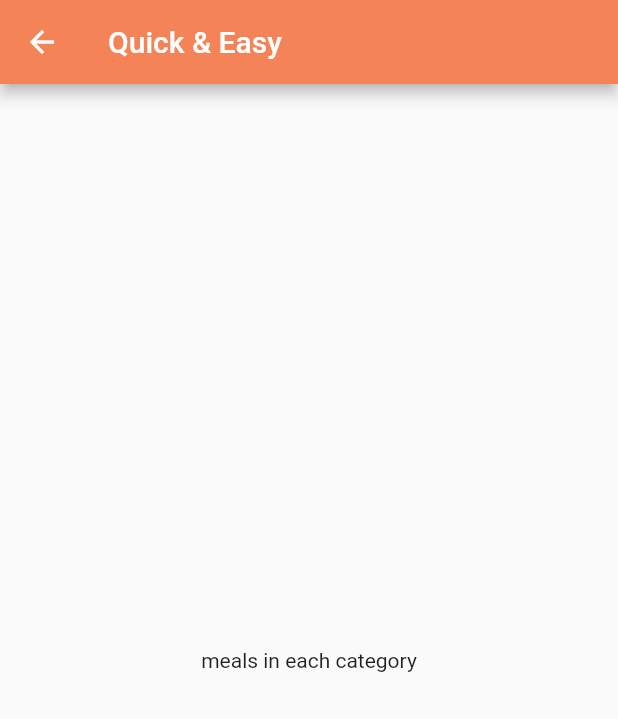
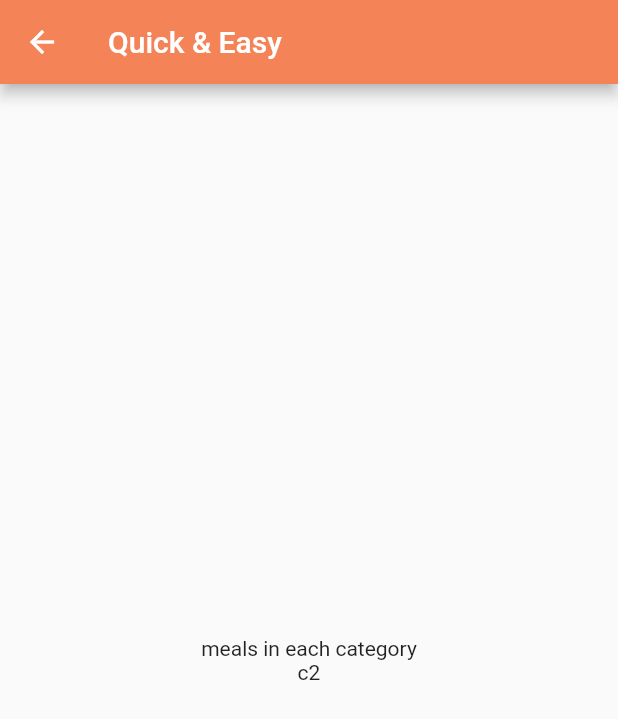
Before and after one commit to kaibalyajena/MAKOLICOUS, a Flutter app: the screen it shows after launch, after a tap on "Quick & Easy", on a phone screen of 412 x 824 dp. Shown: the top 719 px of the screen. Run offline on Flutter 3.47's test engine with Material 2 defaults, Android fonts, the light colour scheme and no system bars.

Commit message:
routes table and pushnamed arguments

```diff
--- a/lib/category_item.dart
+++ b/lib/category_item.dart
@@ -8,9 +8,8 @@ class CategoryItem extends StatelessWidget {
   CategoryItem(this.title, this.color, this.id);
 
   void selectCategory(BuildContext ctx) {
-    Navigator.of(ctx).push(MaterialPageRoute(builder: (_) {
-      return CategoryMealsScreen(id, title);
-    }));
+    Navigator.of(ctx)
+        .pushNamed('/categories', arguments: {'id': id, 'title': title});
   }
 
   @override
--- a/lib/category_meals_screen.dart
+++ b/lib/category_meals_screen.dart
@@ -1,19 +1,33 @@
 import 'package:flutter/material.dart';
 
 class CategoryMealsScreen extends StatelessWidget {
-  String categoryID = "";
-  String categoryName = "";
-  CategoryMealsScreen(this.categoryID, this.categoryName);
+  // String categoryID = "";
+  // String categoryName = "";
+  // CategoryMealsScreen(this.categoryID, this.categoryName);
   @override
   Widget build(BuildContext context) {
+    final routeArguments =
+        ModalRoute.of(context)?.settings.arguments as Map<String, String>;
+    final category_id = routeArguments['id'];
+    final category_title = routeArguments['title'];
     return Scaffold(
       appBar: AppBar(
-        title: Text(categoryName),
+        title: Text(category_title as String),
         backgroundColor: Color.fromARGB(255, 244, 131, 87),
         foregroundColor: Colors.white,
       ),
       body: Center(
-        child: Text("meals in each category"),
+        child: Column(
+          mainAxisAlignment: MainAxisAlignment.center,
+          children: [
+            Center(
+              child: Text("meals in each category"),
+            ),
+            Center(
+              child: Text(category_id as String),
+            )
+          ],
+        ),
       ),
     );
   }
--- a/lib/main.dart
+++ b/lib/main.dart
@@ -1,5 +1,6 @@
 import 'package:flutter/material.dart';
 import 'package:makelicous/categories_sreen.dart';
+import 'package:makelicous/category_meals_screen.dart';
 
 void main() {
   runApp(const MyApp());
@@ -17,6 +18,7 @@ class MyApp extends StatelessWidget {
         theme: ThemeData(
           primarySwatch: Colors.orange,
         ),
+        routes: {'/categories': (context) => CategoryMealsScreen()},
         home: Scaffold(
           appBar: AppBar(
             title: const Text("MAKOLICIOUS"),
```
